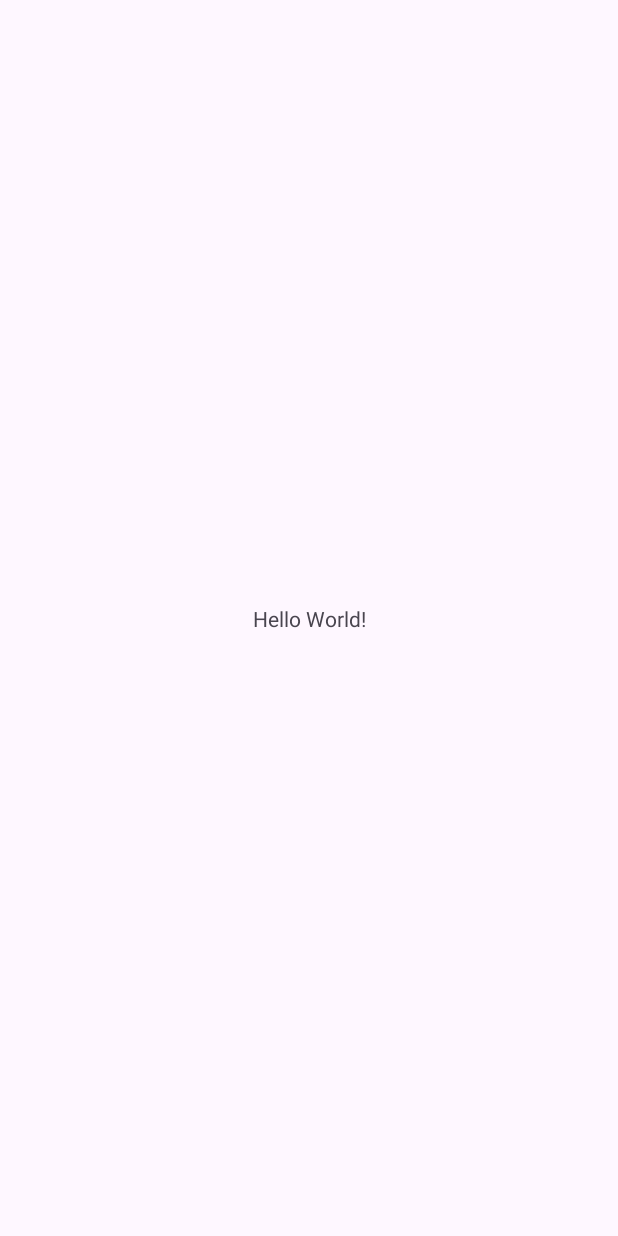
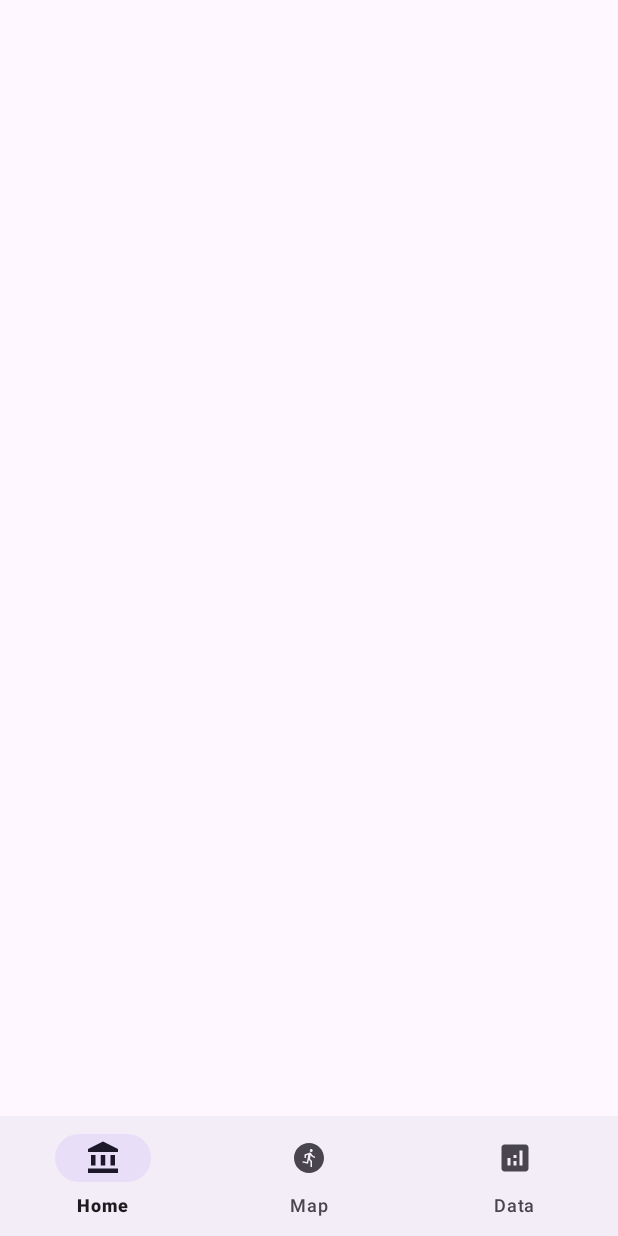
Before and after one commit to stanojab/FunRun, an Android app: the screen it shows after launch (MainActivity), on a phone screen of 412 x 824 dp. Before the commit the screen is almost empty. Run offline under Robolectric (Android 15) with nearby library versions, the phone set to English and light mode, and no system bars.

Commit message:
added NavBar

```diff
--- a/app/build.gradle.kts
+++ b/app/build.gradle.kts
@@ -5,7 +5,7 @@ plugins {
 
 android {
     namespace = "com.example.funrun"
-    compileSdk = 34
+    compileSdk = 35
 
     defaultConfig {
         applicationId = "com.example.funrun"
--- /dev/null
+++ b/app/src/main/res/drawable/ic_history.xml
@@ -0,0 +1,5 @@
+<vector xmlns:android="http://schemas.android.com/apk/res/android" android:height="24dp" android:tint="#000000" android:viewportHeight="24" android:viewportWidth="24" android:width="24dp">
+
+    <path android:fillColor="@android:color/white" android:pathData="M19,3L5,3c-1.1,0 -2,0.9 -2,2v14c0,1.1 0.9,2 2,2h14c1.1,0 2,-0.9 2,-2L21,5c0,-1.1 -0.9,-2 -2,-2zM9,17L7,17v-5h2v5zM13,17h-2v-3h2v3zM13,12h-2v-2h2v2zM17,17h-2L15,7h2v10z"/>
+
+</vector>
--- /dev/null
+++ b/app/src/main/res/drawable/ic_home.xml
@@ -0,0 +1,13 @@
+<vector xmlns:android="http://schemas.android.com/apk/res/android" android:height="24dp" android:tint="#000000" android:viewportHeight="24" android:viewportWidth="24" android:width="24dp">
+
+    <path android:fillColor="@android:color/white" android:pathData="M4,10h3v7h-3z"/>
+
+    <path android:fillColor="@android:color/white" android:pathData="M10.5,10h3v7h-3z"/>
+
+    <path android:fillColor="@android:color/white" android:pathData="M2,19h20v3h-20z"/>
+
+    <path android:fillColor="@android:color/white" android:pathData="M17,10h3v7h-3z"/>
+
+    <path android:fillColor="@android:color/white" android:pathData="M12,1l-10,5l0,2l20,0l0,-2z"/>
+
+</vector>
--- /dev/null
+++ b/app/src/main/res/drawable/ic_run.xml
@@ -0,0 +1,5 @@
+<vector xmlns:android="http://schemas.android.com/apk/res/android" android:height="24dp" android:tint="#000000" android:viewportHeight="24" android:viewportWidth="24" android:width="24dp">
+
+    <path android:fillColor="@android:color/white" android:pathData="M12,2C6.48,2 2,6.48 2,12c0,5.52 4.48,10 10,10s10,-4.48 10,-10C22,6.48 17.52,2 12,2zM13.5,6c0.55,0 1,0.45 1,1c0,0.55 -0.45,1 -1,1s-1,-0.45 -1,-1C12.5,6.45 12.95,6 13.5,6zM16,12c-0.7,0 -2.01,-0.54 -2.91,-1.76l-0.41,2.35L14,14.03V18h-1v-3.58l-1.11,-1.21l-0.52,2.64L7.6,15.08l0.2,-0.98l2.78,0.57l0.96,-4.89L10,10.35V12H9V9.65l3.28,-1.21c0.49,-0.18 1.03,0.06 1.26,0.53C14.37,10.67 15.59,11 16,11V12z"/>
+
+</vector>
--- a/app/src/main/res/layout/activity_main.xml
+++ b/app/src/main/res/layout/activity_main.xml
@@ -7,13 +7,20 @@
     android:layout_height="match_parent"
     tools:context=".MainActivity">
 
-    <TextView
-        android:layout_width="wrap_content"
-        android:layout_height="wrap_content"
-        android:text="Hello World!"
-        app:layout_constraintBottom_toBottomOf="parent"
-        app:layout_constraintEnd_toEndOf="parent"
-        app:layout_constraintStart_toStartOf="parent"
-        app:layout_constraintTop_toTopOf="parent" />
+
+    <FrameLayout
+        android:id="@+id/main_content"
+        android:layout_width="match_parent"
+        android:layout_height="match_parent" >
+
+        <com.google.android.material.bottomnavigation.BottomNavigationView
+            android:id="@+id/bottom_navigation"
+            android:layout_width="match_parent"
+            android:layout_height="wrap_content"
+            android:layout_gravity="bottom"
+            app:menu="@menu/bottom_navigation_meni" />
+    </FrameLayout>
+
+    <!-- Bottom Navigation Bar -->
 
 </androidx.constraintlayout.widget.ConstraintLayout>
--- /dev/null
+++ b/app/src/main/res/menu/bottom_navigation_meni.xml
@@ -0,0 +1,15 @@
+<?xml version="1.0" encoding="utf-8"?>
+<menu xmlns:android="http://schemas.android.com/apk/res/android">
+    <item
+        android:id="@+id/nav_main"
+        android:icon="@drawable/ic_home"
+        android:title="Home" />
+    <item
+        android:id="@+id/nav_map"
+        android:icon="@drawable/ic_run"
+        android:title="Map" />
+    <item
+        android:id="@+id/nav_data"
+        android:icon="@drawable/ic_history"
+        android:title="Data" />
+</menu>
```
